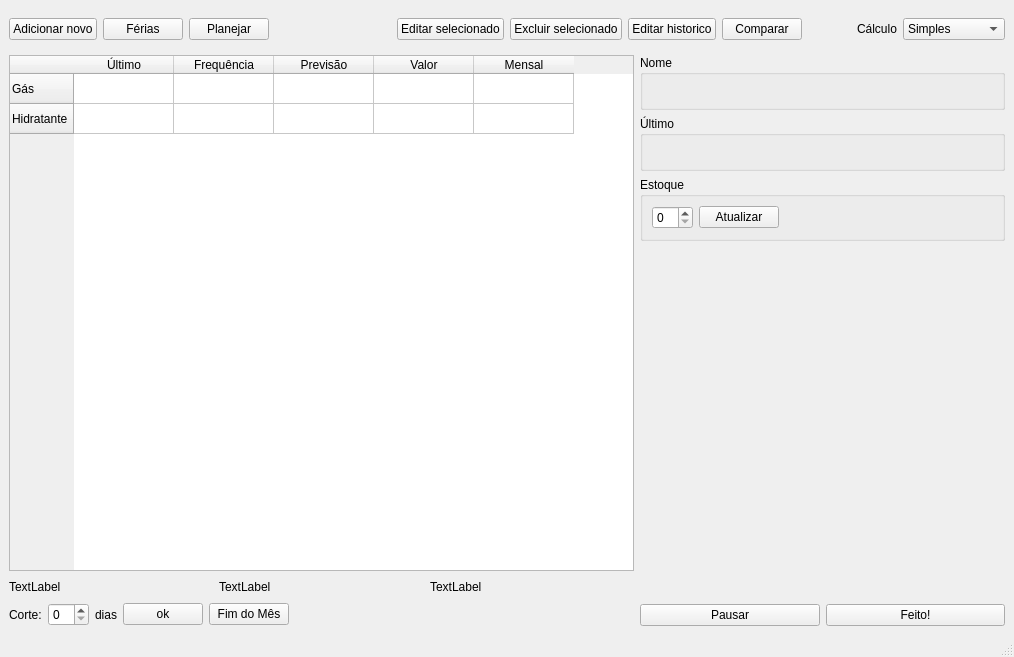
The window that ui/main.ui (vazerick/futuro) describes before a commit, drawn with Qt 5.
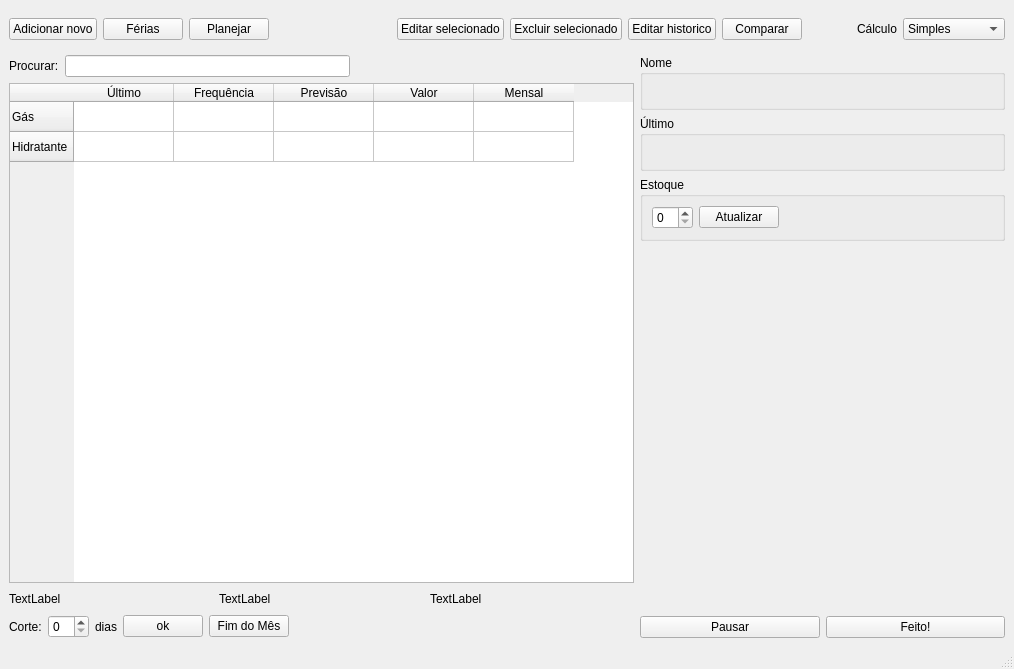
The same window after the commit. Custom widgets are drawn as their Qt base class.

```diff
--- a/ui/main.ui
+++ b/ui/main.ui
@@ -150,9 +150,36 @@
      </layout>
     </item>
     <item>
-     <layout class="QHBoxLayout" name="horizontalLayout_10">
+     <layout class="QHBoxLayout" name="horizontalLayout_11">
       <item>
        <layout class="QVBoxLayout" name="verticalLayout_2">
+        <item>
+         <layout class="QHBoxLayout" name="horizontalLayout_10">
+          <item>
+           <widget class="QLabel" name="label_3">
+            <property name="text">
+             <string>Procurar:</string>
+            </property>
+           </widget>
+          </item>
+          <item>
+           <widget class="QLineEdit" name="lineProcurar"/>
+          </item>
+          <item>
+           <spacer name="horizontalSpacer">
+            <property name="orientation">
+             <enum>Qt::Horizontal</enum>
+            </property>
+            <property name="sizeHint" stdset="0">
+             <size>
+              <width>40</width>
+              <height>20</height>
+             </size>
+            </property>
+           </spacer>
+          </item>
+         </layout>
+        </item>
         <item>
          <widget class="QTableWidget" name="tableWidget">
           <property name="sizePolicy">
```
